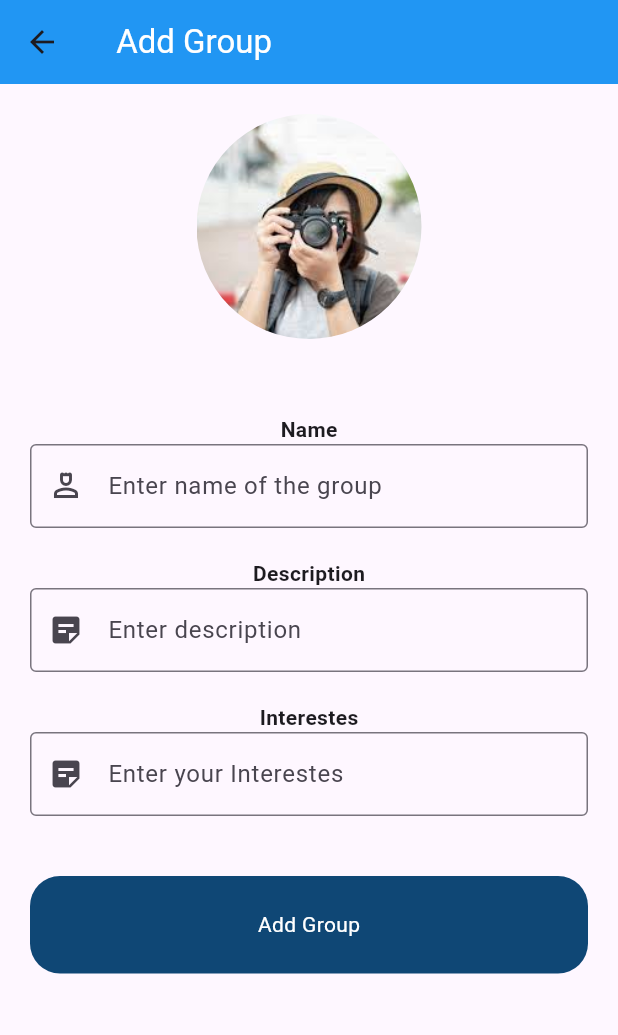
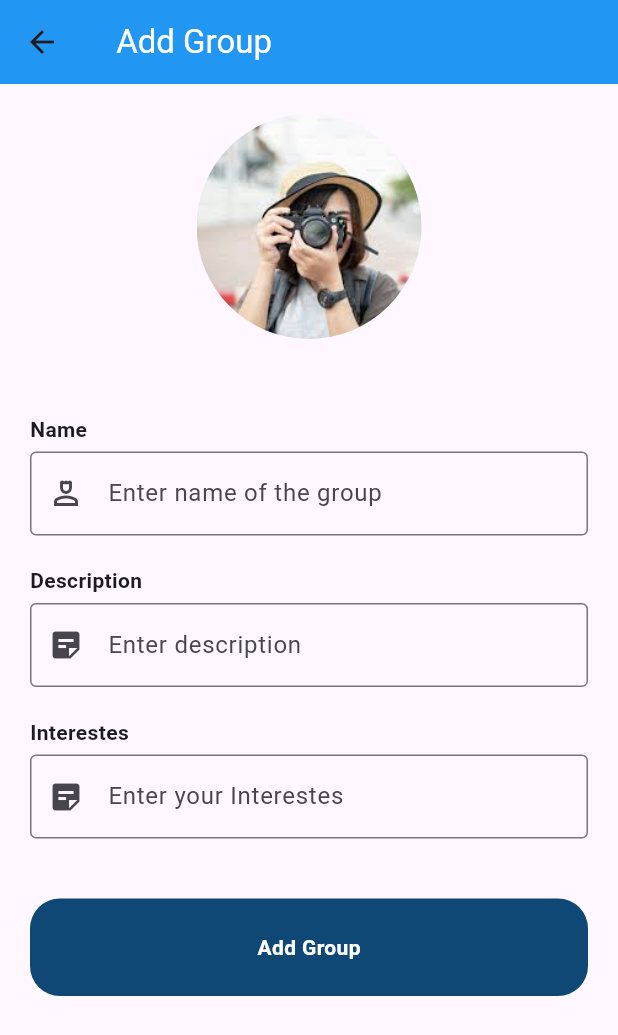
Before and after one commit to MohamedAliShaltoot/Task-1-Flutter, a Flutter app: the screen it shows after launch, after a tap on "Photographer", on a phone screen of 412 x 824 dp. Shown: the top 1035 px of the screen. Run offline on Flutter 3.47's test engine with Material 3 defaults, Android fonts, the phone set to English and light mode, and no system bars.

Commit message:
make alignment suit for column

```diff
--- a/lib/count.dart
+++ b/lib/count.dart
@@ -56,7 +56,7 @@ String image;
                 height: 65,
 
                 child: const Center(
-                  child: Text("Add Group",style: TextStyle(color: Colors.white,)
+                  child: Text("Add Group",style: TextStyle(color: Colors.white,fontWeight: FontWeight.bold)
                             ),
                 ),
 
--- a/lib/customizedTextandLabelText.dart
+++ b/lib/customizedTextandLabelText.dart
@@ -10,8 +10,11 @@ IconData icon;
   @override
   Widget build(BuildContext context) {
     return  Column(
+      mainAxisAlignment: MainAxisAlignment.start,
+      crossAxisAlignment: CrossAxisAlignment.start,
         children: [
             Text(name,style: const TextStyle(fontWeight: FontWeight.bold),),
+            const SizedBox(height: 5,),
                        TextField(
 
                         decoration: InputDecoration(
```
